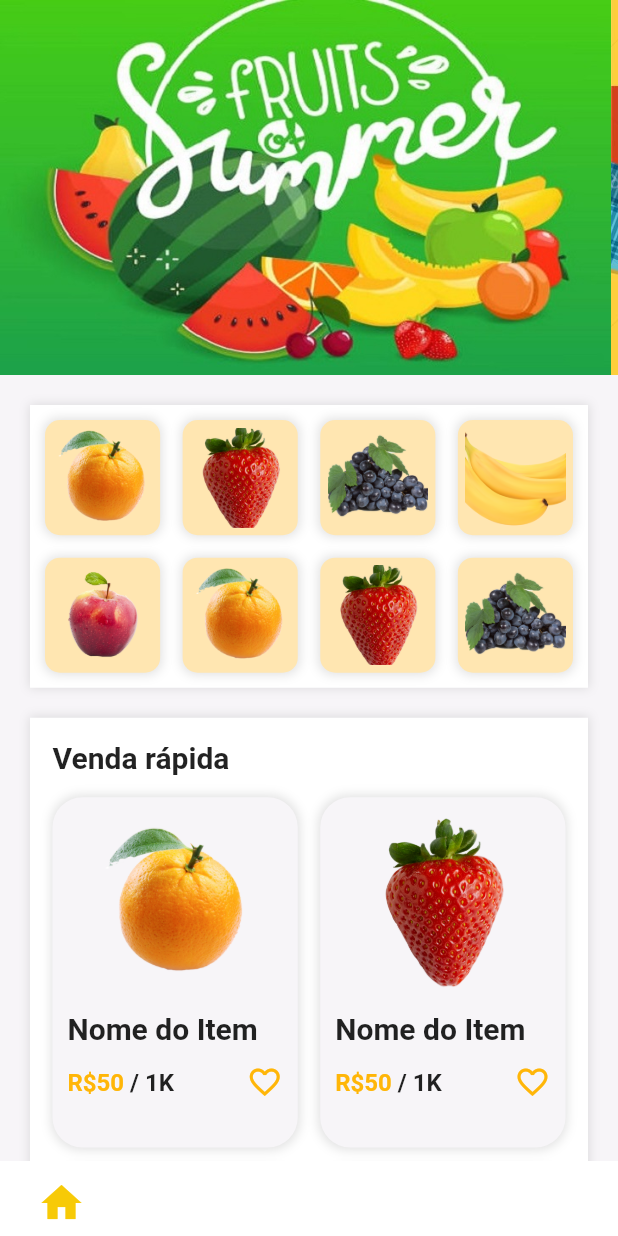
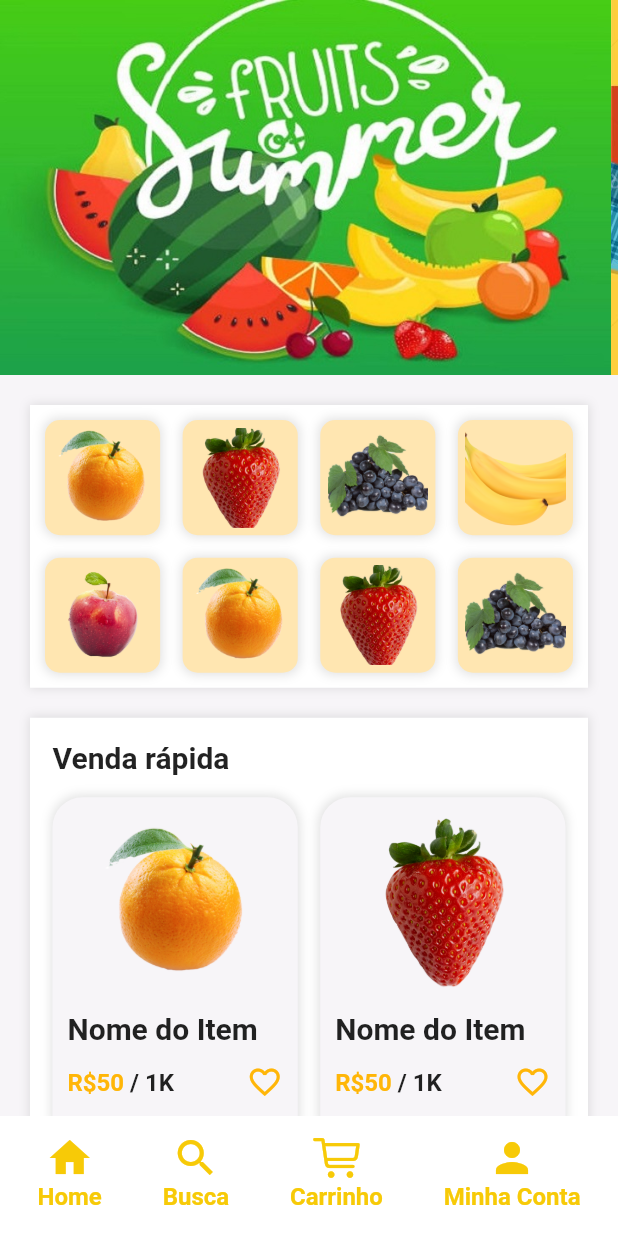
Before and after one commit to caneto/UI---Loja-de-Entregas-de-Supermercados, a Flutter app: the screen it shows after launch, on a phone screen of 412 x 824 dp. Run offline on Flutter 3.47's test engine with Material 2 defaults, Android fonts, the light colour scheme and no system bars.

Commit message:
Atualização

```diff
--- a/lib/main.dart
+++ b/lib/main.dart
@@ -1,7 +1,8 @@
 import 'package:flutter/material.dart';
 import 'package:flutter/services.dart';
+import 'package:uidelojadesupermercados/pages/item_page.dart';
 
-import 'home_page.dart';
+import 'pages/home_page.dart';
 
 void main() {
   runApp(const MyApp());
@@ -31,7 +32,11 @@ class _MyAppState extends State<MyApp> {
         primarySwatch: Colors.blue,
       ),
       debugShowCheckedModeBanner: false,
-      home: const HomePage(),
+
+      routes: {
+        "/":(context) => const HomePage(),
+        "itemPage":(context) => const ItemPage(),
+      },
     );
   }
 }
--- a/lib/home_page.dart
+++ b/lib/pages/home_page.dart
@@ -1,7 +1,7 @@
 import 'package:flutter/material.dart';
 import 'package:uidelojadesupermercados/widgets/home_bottom_bar.dart';
 
-import 'widgets/home_page_posts.dart';
+import '../widgets/home_page_posts.dart';
 
 class HomePage extends StatelessWidget {
   const HomePage({super.key});
--- a/lib/widgets/home_bottom_bar.dart
+++ b/lib/widgets/home_bottom_bar.dart
@@ -1,3 +1,4 @@
+import 'package:flutter/cupertino.dart';
 import 'package:flutter/material.dart';
 
 class HomeBottomBar extends StatelessWidget {
@@ -6,18 +7,84 @@ class HomeBottomBar extends StatelessWidget {
   @override
   Widget build(BuildContext context) {
     return Container(
-      height: 50,
+      height: 80,
       padding: const EdgeInsets.symmetric(horizontal: 25, vertical: 12),
       decoration: const BoxDecoration(
         color: Colors.white,
       ),
       child: Row(
         mainAxisAlignment: MainAxisAlignment.spaceBetween,
-        children: const [
-          Icon(
-            Icons.home,
-            color: Color(0xFFF7CA07),
-            size: 32,
+        children: [
+          Column(
+            children: const [
+              Icon(
+                Icons.home,
+                color: Color(0xFFF7CA07),
+                size: 32,
+              ),
+              Text(
+                'Home',
+                style: TextStyle(
+                  color: Color(0xFFF7CA07),
+                  fontSize: 16,
+                  fontWeight: FontWeight.bold
+                ),
+              ),
+            ],
+          ),
+          Column(
+            children: const [
+              Icon(
+                Icons.search,
+                color: Color(0xFFF7CA07),
+                size: 32,
+              ),
+              Text(
+                'Busca',
+                style: TextStyle(
+                  color: Color(0xFFF7CA07),
+                  fontSize: 16,
+                  fontWeight: FontWeight.bold
+                ),
+              ),
+            ],
+          ),
+          InkWell(
+            //onTap: () => Navigator.pushNamed(context, 'cartPage'),
+            child: Column(
+              children: const [
+                Icon(
+                  CupertinoIcons.cart,
+                  color: Color(0xFFF7CA07),
+                  size: 32,
+                ),
+                Text(
+                  'Carrinho',
+                  style: TextStyle(
+                    color: Color(0xFFF7CA07),
+                    fontSize: 16,
+                    fontWeight: FontWeight.bold
+                  ),
+                ),
+              ],
+            ),
+          ),
+          Column(
+            children: const [
+              Icon(
+                Icons.person,
+                color: Color(0xFFF7CA07),
+                size: 32,
+              ),
+              Text(
+                'Minha Conta',
+                style: TextStyle(
+                  color: Color(0xFFF7CA07),
+                  fontSize: 16,
+                  fontWeight: FontWeight.bold
+                ),
+              ),
+            ],
           ),
         ],
       ),
--- a/lib/widgets/home_page_posts.dart
+++ b/lib/widgets/home_page_posts.dart
@@ -60,7 +60,7 @@ class HomePagePosts extends StatelessWidget {
                   children: [
                     InkWell(
                       onTap: () {
-                        //Navigator.pushNamed(context, 'itemPage');
+                        Navigator.pushNamed(context, 'itemPage');
                       },
                       child: Image.asset(
                         'images/$i.png',
```
Also changed, not shown: lib/pages/item_page.dart (added, +96 -0 lines).
